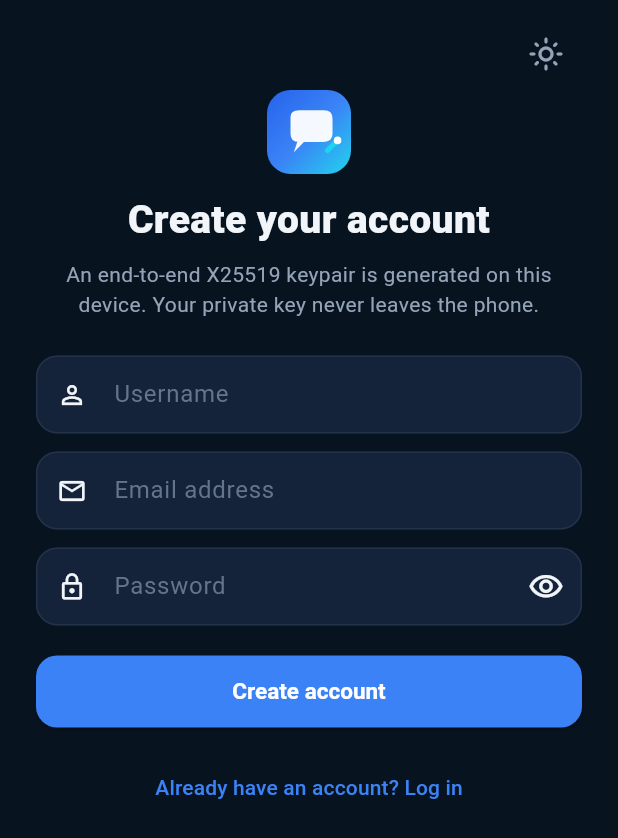
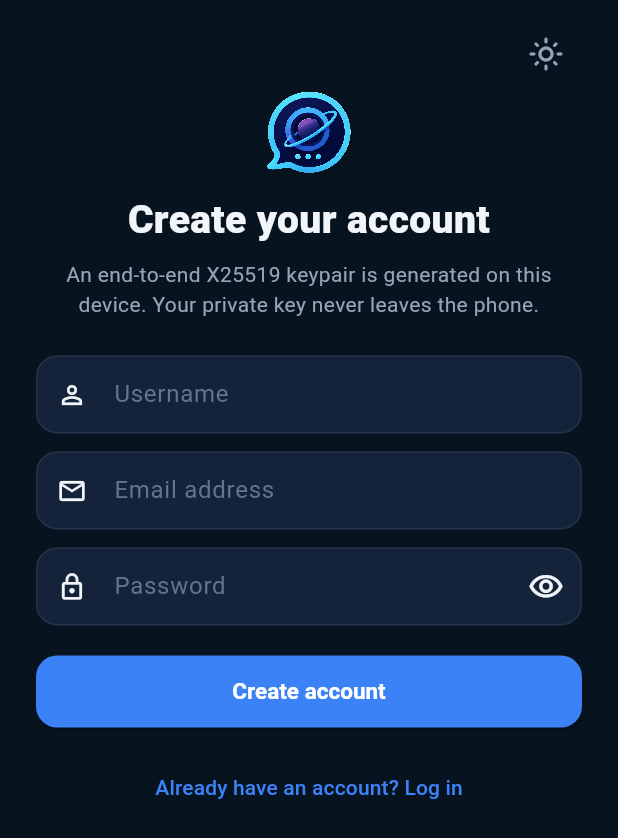
Before and after one commit to NidaKayani/QuantumChat-MobileApp, a Flutter app: the screen it shows after launch, after a tap on "Start encrypted chat", on a phone screen of 412 x 824 dp. Shown: the top 838 px of the screen. Run offline on Flutter 3.47's test engine with Material 3 defaults, Android fonts, the phone set to English and light mode, and no system bars; our stand-ins replace file_picker, flutter_secure_storage, share_plus, shared_preferences, socket_io_client; missing offline and left inert: pinenacl; accounts and stored records are empty.

Commit message:
logo updated

```diff
--- a/lib/widgets/brand_logo.dart
+++ b/lib/widgets/brand_logo.dart
@@ -1,54 +1,18 @@
 import 'package:flutter/material.dart';
 
+/// Same brand mark as the web app (`frontend/public/logo.png`).
 class BrandLogo extends StatelessWidget {
   const BrandLogo({super.key, this.size = 48});
   final double size;
 
   @override
   Widget build(BuildContext context) {
-    return CustomPaint(
-      size: Size.square(size),
-      painter: _LogoPainter(),
+    return Image.asset(
+      'assets/logo.png',
+      width: size,
+      height: size,
+      filterQuality: FilterQuality.high,
+      semanticLabel: 'QuantumChat',
     );
   }
 }
-
-class _LogoPainter extends CustomPainter {
-  @override
-  void paint(Canvas canvas, Size size) {
-    final s = size.shortestSide;
-    final r = Radius.circular(s * 0.28);
-    final bg = Paint()
-      ..shader = const LinearGradient(
-        begin: Alignment.topLeft,
-        end: Alignment.bottomRight,
-        colors: [Color(0xFF2563EB), Color(0xFF3B82F6), Color(0xFF22D3EE)],
-      ).createShader(Rect.fromLTWH(0, 0, s, s));
-    canvas.drawRRect(RRect.fromLTRBR(0, 0, s, s, r), bg);
-
-    final bubble = Path()
-      ..moveTo(s * 0.28, s * 0.32)
-      ..quadraticBezierTo(s * 0.28, s * 0.24, s * 0.38, s * 0.24)
-      ..lineTo(s * 0.68, s * 0.24)
-      ..quadraticBezierTo(s * 0.78, s * 0.24, s * 0.78, s * 0.34)
-      ..lineTo(s * 0.78, s * 0.52)
-      ..quadraticBezierTo(s * 0.78, s * 0.62, s * 0.66, s * 0.62)
-      ..lineTo(s * 0.44, s * 0.62)
-      ..lineTo(s * 0.32, s * 0.74)
-      ..lineTo(s * 0.36, s * 0.62)
-      ..lineTo(s * 0.38, s * 0.62)
-      ..quadraticBezierTo(s * 0.28, s * 0.62, s * 0.28, s * 0.52)
-      ..close();
-    canvas.drawPath(bubble, Paint()..color = Colors.white.withValues(alpha: 0.95));
-
-    final spark = Paint()
-      ..color = const Color(0xFF22D3EE)
-      ..strokeWidth = s * 0.06
-      ..strokeCap = StrokeCap.round;
-    canvas.drawLine(Offset(s * 0.72, s * 0.72), Offset(s * 0.84, s * 0.60), spark);
-    canvas.drawCircle(Offset(s * 0.84, s * 0.60), s * 0.045, Paint()..color = Colors.white);
-  }
-
-  @override
-  bool shouldRepaint(covariant CustomPainter oldDelegate) => false;
-}
```
Also changed, not shown: assets/README.txt, assets/logo.png (added), 24 other files.
